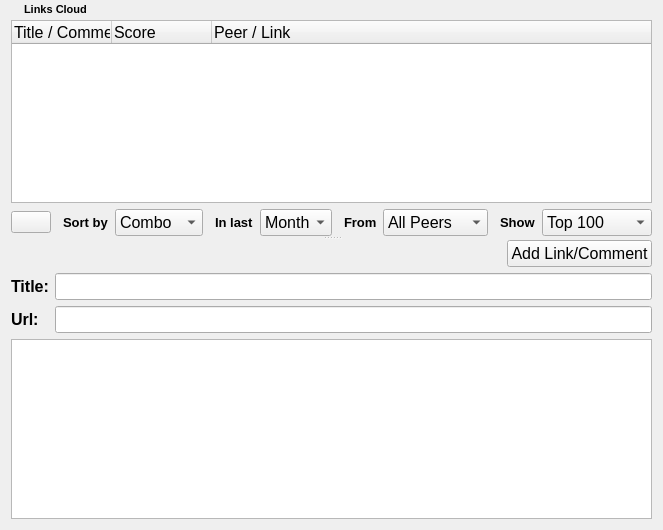
This is retroshare-gui/src/gui/LinksDialog.ui in RetroShare/RetroShare as Qt 5 draws it before an edit. The edited form follows.
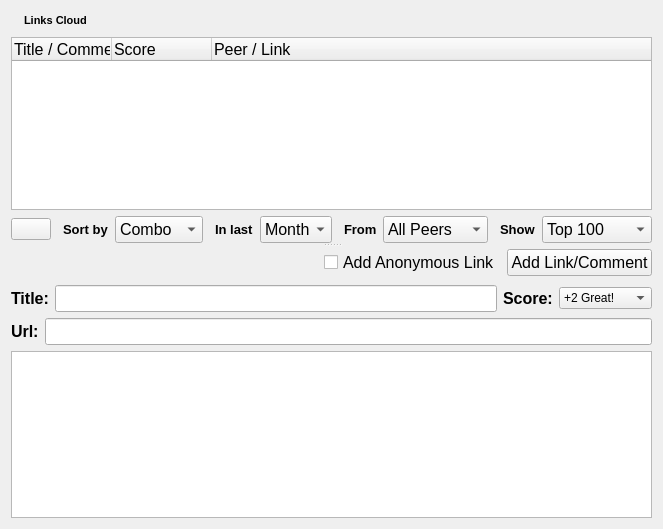
This is the edited form. Icons and pictures are not drawn.

Diff of the .ui file:
```diff
--- a/retroshare-gui/src/gui/LinksDialog.ui
+++ b/retroshare-gui/src/gui/LinksDialog.ui
@@ -5,23 +5,14 @@
    <rect>
     <x>0</x>
     <y>0</y>
-    <width>633</width>
-    <height>530</height>
+    <width>650</width>
+    <height>529</height>
    </rect>
   </property>
   <property name="windowTitle" >
    <string>Form</string>
   </property>
   <layout class="QGridLayout" >
-   <property name="topMargin" >
-    <number>0</number>
-   </property>
-   <property name="horizontalSpacing" >
-    <number>6</number>
-   </property>
-   <property name="verticalSpacing" >
-    <number>0</number>
-   </property>
    <item row="0" column="0" >
     <widget class="QLabel" name="linksiconlabel" >
      <property name="text" >
@@ -326,12 +317,26 @@
            </property>
            <property name="sizeHint" >
             <size>
-             <width>441</width>
-             <height>20</height>
+             <width>311</width>
+             <height>32</height>
             </size>
            </property>
           </spacer>
          </item>
+         <item>
+          <widget class="QCheckBox" name="anonBox" >
+           <property name="font" >
+            <font>
+             <pointsize>12</pointsize>
+             <weight>50</weight>
+             <bold>false</bold>
+            </font>
+           </property>
+           <property name="text" >
+            <string>Add Anonymous Link</string>
+           </property>
+          </widget>
+         </item>
          <item>
           <widget class="QPushButton" name="addButton" >
            <property name="font" >
@@ -347,8 +352,8 @@
         </layout>
        </item>
        <item>
-        <layout class="QGridLayout" >
-         <item row="0" column="0" >
+        <layout class="QHBoxLayout" >
+         <item>
           <widget class="QLabel" name="label_6" >
            <property name="font" >
             <font>
@@ -362,7 +367,7 @@
            </property>
           </widget>
          </item>
-         <item row="0" column="1" >
+         <item>
           <widget class="QLineEdit" name="titleLineEdit" >
            <property name="font" >
             <font>
@@ -371,7 +376,54 @@
            </property>
           </widget>
          </item>
-         <item row="1" column="0" >
+         <item>
+          <widget class="QLabel" name="label_8" >
+           <property name="font" >
+            <font>
+             <pointsize>12</pointsize>
+             <weight>75</weight>
+             <bold>true</bold>
+            </font>
+           </property>
+           <property name="text" >
+            <string>Score:</string>
+           </property>
+          </widget>
+         </item>
+         <item>
+          <widget class="QComboBox" name="scoreBox" >
+           <item>
+            <property name="text" >
+             <string>+2 Great!</string>
+            </property>
+           </item>
+           <item>
+            <property name="text" >
+             <string>+1 Good</string>
+            </property>
+           </item>
+           <item>
+            <property name="text" >
+             <string>0 Okay</string>
+            </property>
+           </item>
+           <item>
+            <property name="text" >
+             <string>-1 Sux</string>
+            </property>
+           </item>
+           <item>
+            <property name="text" >
+             <string>-2 Bad Link</string>
+            </property>
+           </item>
+          </widget>
+         </item>
+        </layout>
+       </item>
+       <item>
+        <layout class="QHBoxLayout" >
+         <item>
           <widget class="QLabel" name="label_7" >
            <property name="font" >
             <font>
@@ -385,7 +437,7 @@
            </property>
           </widget>
          </item>
-         <item row="1" column="1" >
+         <item>
           <widget class="QLineEdit" name="linkLineEdit" >
            <property name="font" >
             <font>
```
